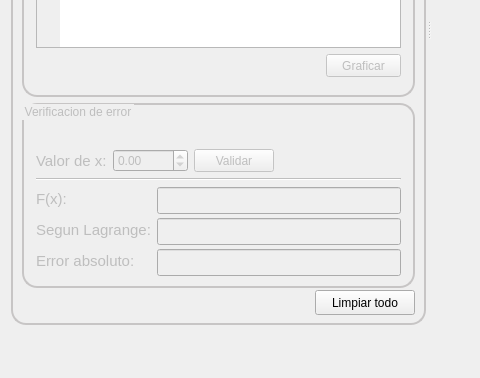
First picture: the form in AproximacionFunciones/interfaz.ui, repository dafer154/AproximacionFunciones, before the edit; both pictures show x 0 to 480 and y 298 to 676 of the 1043 by 676 pixel window.
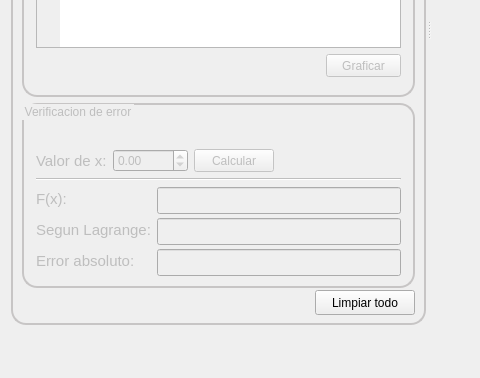
Second picture: the form after the edit. Icons and pictures are not drawn. Custom widgets are drawn as their Qt base class.

```diff
--- a/AproximacionFunciones/interfaz.ui
+++ b/AproximacionFunciones/interfaz.ui
@@ -704,7 +704,7 @@
                 <cursorShape>PointingHandCursor</cursorShape>
                </property>
                <property name="text">
-                <string>Validar</string>
+                <string>Calcular</string>
                </property>
                <property name="icon">
                 <iconset resource="imagenes.qrc">
```
